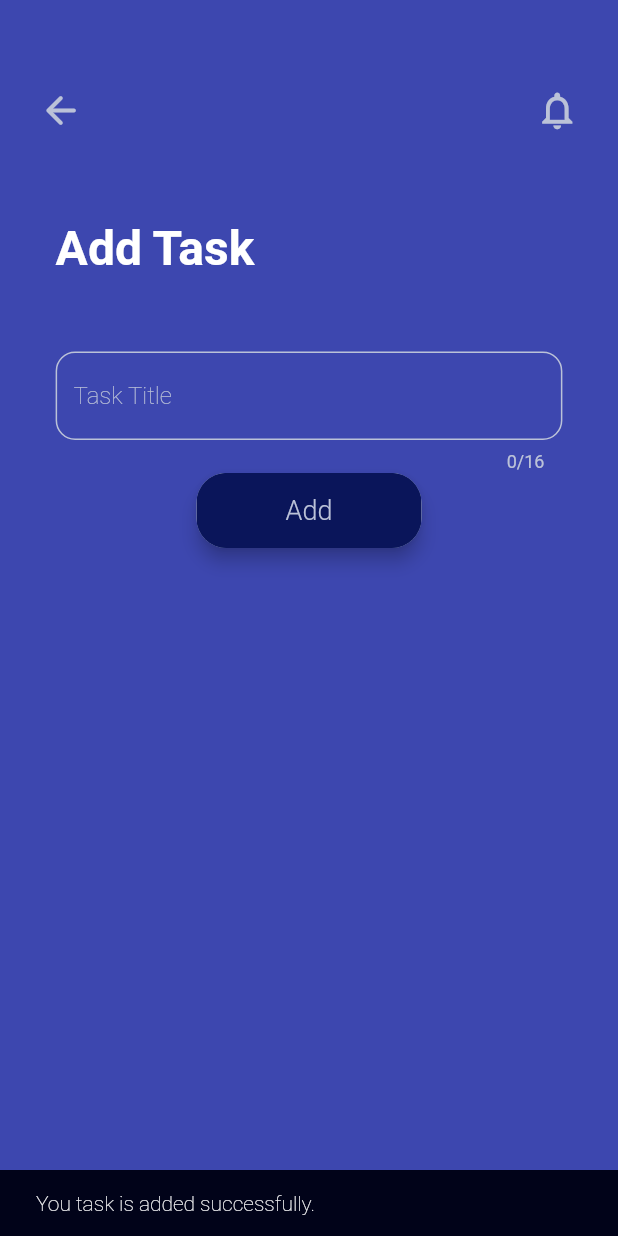
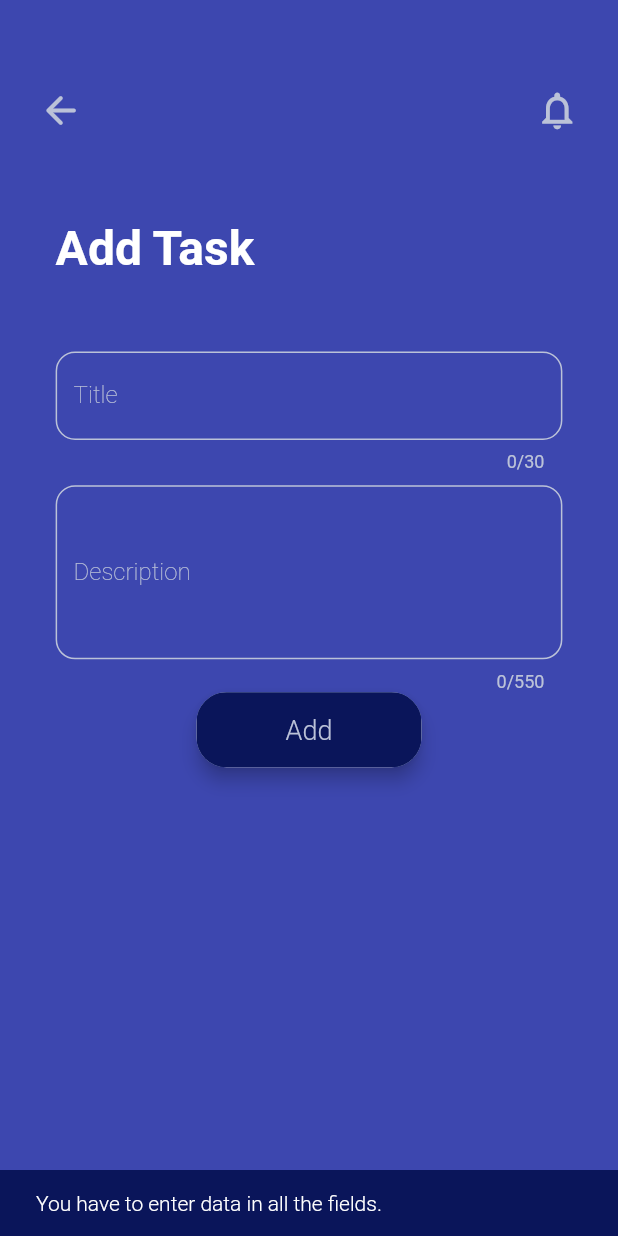
Before and after one commit to I-Scream-4-Icecream/todo_list, a Flutter app: the AddTodo screen opened by its route, after a tap on "Add", on a phone screen of 412 x 824 dp. Run offline on Flutter 3.47's test engine with Material 2 defaults, Android fonts, the phone set to English and light mode, and no system bars; our stand-ins replace flutter_riverpod.

Commit message:
added title attribute to the todo class and added description field in add.dart

```diff
--- a/lib/notifiers/states.dart
+++ b/lib/notifiers/states.dart
@@ -5,8 +5,8 @@ import 'package:meta/meta.dart';
 var _uuid = Uuid();
 
 final _sampleTodos = [
-  Todo('Buy cat food'),
-  Todo('Learn Riverpod')
+  Todo('Buy cat food', 'Buy 3 dry food packages'),
+  Todo('Learn Riverpod', 'Learn riverpod within 2 months')
 ];
 
 final todosProvider = StateNotifierProvider<TodoNotifier, List<Todo>>((ref) {
@@ -27,13 +27,14 @@ class TodoNotifier extends StateNotifier<List<Todo>> {
     final todos = ref.watch(todosProvider);
     for(final todo in todos) {
       print(todo.id);
+      print(todo.title);
+      print(todo.description);
       print(todo.completed);
-      print(todo.description);
     }
   }
 
-  void add(String description) {
-    state = [...state, Todo(description)];
+  void add(String title, String description) {
+    state = [...state, Todo(title, description)];
   }
 
   void toggle(String id) {
@@ -45,6 +46,7 @@ class TodoNotifier extends StateNotifier<List<Todo>> {
     state = state.map((todo) {
       if(todo.id == id) {
         return Todo(
+          todo.title,
           todo.description,
           id: todo.id,
           completed: !todo.completed
@@ -54,11 +56,12 @@ class TodoNotifier extends StateNotifier<List<Todo>> {
     }).toList();
   }
 
-  void edit({required String id, required String description}) {
+  void edit({required String id, required String description, required String title}) {
     state = [
       for (final todo in state)
         if (todo.id == id)
           Todo(
+            title,
             description,
             id: todo.id,
             completed: todo.completed,
@@ -76,10 +79,12 @@ class TodoNotifier extends StateNotifier<List<Todo>> {
 @immutable
 class Todo {
   final String id;
+  final String title;
   final String description;
   final bool completed;
 
   Todo(
+    this.title,
     this.description, {
     this.completed = false,
     String? id,
--- a/lib/pages/add.dart
+++ b/lib/pages/add.dart
@@ -10,7 +10,8 @@ class AddTodo extends StatelessWidget {
   Widget build(BuildContext context) {
     final screenHeight = MediaQuery.of(context).size.height;
     final screenWidth = MediaQuery.of(context).size.width;
-    final textController = TextEditingController();
+    final titleController = TextEditingController();
+    final descriptionController = TextEditingController();
 
     return Scaffold(
       backgroundColor: Color(0xFF3d47af),
@@ -44,30 +45,8 @@ class AddTodo extends StatelessWidget {
                 ),
               ),
             ),
-            Padding(
-              padding: EdgeInsets.only(top: screenHeight*0.06, left: screenWidth*0.09, right: screenWidth*0.09),
-              child: TextField(
-                controller: textController,
-                textAlign: TextAlign.left,
-                style: TextStyle(color: Colors.white),
-                cursorWidth: 1,
-                maxLength: 16,
-                cursorColor: Color(0xFFBBC2D8),
-                decoration: InputDecoration(
-                  enabledBorder: OutlineInputBorder(
-                    borderRadius: BorderRadius.all(Radius.circular(13)),
-                    borderSide: BorderSide(color: Color(0xFFBBC2D8))
-                  ),
-                  focusedBorder: OutlineInputBorder(
-                    borderRadius: BorderRadius.all(Radius.circular(25)),
-                    borderSide: BorderSide(color: Color(0xFFBBC2D8))
-                  ),
-                  hintText: 'Task Title',
-                  hintStyle: TextStyle(color: Color(0xFFBBC2D8), fontWeight: FontWeight.w100),
-                  counterStyle: TextStyle(color: Color(0xFFBBC2D8))
-                ),
-              ),
-            ),
+            textfield(screenHeight, screenWidth, titleController, label: 'Title'),
+            textfield(screenHeight, screenWidth, descriptionController, label: 'Description', lines: 4, length: 550, topPadding: 0.01),
             Consumer(
               builder: (context, ref, child) {
                 return Center(
@@ -77,8 +56,10 @@ class AddTodo extends StatelessWidget {
                     child: InkWell(
                       borderRadius: BorderRadius.all(Radius.circular(20.0)),
                       onTap: () {
-                        ref.read(todosProvider.notifier).add(textController.text);
-                        textController.clear();
+                        if(titleController.text.isNotEmpty && descriptionController.text.isNotEmpty) {
+                          ref.read(todosProvider.notifier).add(titleController.text, descriptionController.text);
+                          titleController.clear();
+                          descriptionController.clear();
                           ScaffoldMessenger.of(context).showSnackBar(
                             SnackBar(
                               content: Text(
@@ -87,9 +68,22 @@ class AddTodo extends StatelessWidget {
                                   fontWeight: FontWeight.w100
                                 )
                               ),
-                            backgroundColor: Color(0xFF010319),
+                              backgroundColor: Color(0xFF0a155a),
                             )
                           );
+                        } else {
+                          ScaffoldMessenger.of(context).showSnackBar(
+                            SnackBar(
+                              content: Text(
+                                'You have to enter data in all the fields.',
+                                style: TextStyle(
+                                  fontWeight: FontWeight.w300
+                                )
+                              ),
+                              backgroundColor: Color(0xFF0a155a),
+                            )
+                          );
+                        }
                         ref.read(todosProvider.notifier).printList(ref);
                       },
                       child: Ink(
@@ -117,4 +111,33 @@ class AddTodo extends StatelessWidget {
       ),
     );
   }
+
+  Padding textfield(double screenHeight, double screenWidth, TextEditingController textController, {int length = 30, int lines = 1, String label = '', double topPadding = 0.06}) {
+    return Padding(
+            padding: EdgeInsets.only(top: screenHeight*topPadding, left: screenWidth*0.09, right: screenWidth*0.09),
+            child: TextField(
+              controller: textController,
+              textAlign: TextAlign.left,
+              style: TextStyle(color: Colors.white),
+              cursorWidth: 1,
+              maxLines: lines,
+              maxLength: length,
+              cursorColor: Color(0xFFBBC2D8),
+              decoration: InputDecoration(
+                labelText: label,
+                labelStyle: TextStyle(color: Color(0xFFBBC2D8), fontWeight: FontWeight.w100),
+                floatingLabelBehavior: FloatingLabelBehavior.never,
+                enabledBorder: OutlineInputBorder(
+                  borderRadius: BorderRadius.all(Radius.circular(13)),
+                  borderSide: BorderSide(color: Color(0xFFBBC2D8))
+                ),
+                focusedBorder: OutlineInputBorder(
+                  borderRadius: BorderRadius.all(Radius.circular(13)),
+                  borderSide: BorderSide(color: Color(0xFFBBC2D8)),
+                ),
+                counterStyle: TextStyle(color: Color(0xFFBBC2D8)),
+              ),
+            ),
+          );
   }
+}
--- a/lib/pages/home.dart
+++ b/lib/pages/home.dart
@@ -159,7 +159,7 @@ class Home extends StatelessWidget {
                       children: <Widget> [
                         ...ref.watch(todosProvider).map(
                           (todo) => ProviderScope(
-                            child: TaskCell(screenHeight, screenWidth, id: todo.id, description: todo.description, currentTodo: _currentTodo),
+                            child: TaskCell(screenHeight, screenWidth, id: todo.id, title: todo.title, description: todo.description, currentTodo: _currentTodo),
                             overrides: [
                               _currentTodo.overrideWithValue(todo)
                             ],
--- a/lib/shared/task_cell.dart
+++ b/lib/shared/task_cell.dart
@@ -10,6 +10,7 @@ class TaskCell extends StatelessWidget {
     this.screenWidth, {
     required this.id,
     this.description = "",
+    required this.title,
     this.completed = false,
     required this.currentTodo
     }
@@ -18,6 +19,7 @@ class TaskCell extends StatelessWidget {
   final double screenHeight;
   final double screenWidth;
   final String id;
+  final String title;
   final String description;
   final currentTodo;
   bool completed;
@@ -66,7 +68,7 @@ class TaskCell extends StatelessWidget {
                       textDecoration = TextDecoration.none;
                     }
                     return Text(
-                      description,
+                      title,
                       style: TextStyle(
                         color: Color(0xFFbbc2d8),
                         fontSize: 18.0,
```
Lines whose indentation alone changed are shown as unchanged.
